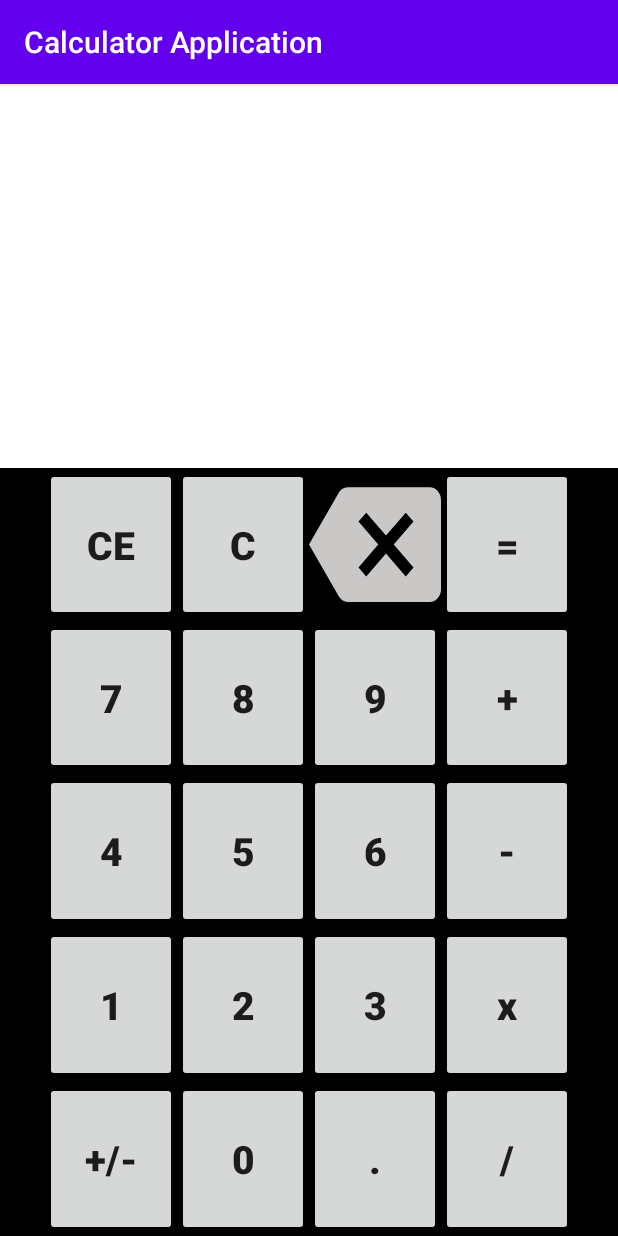
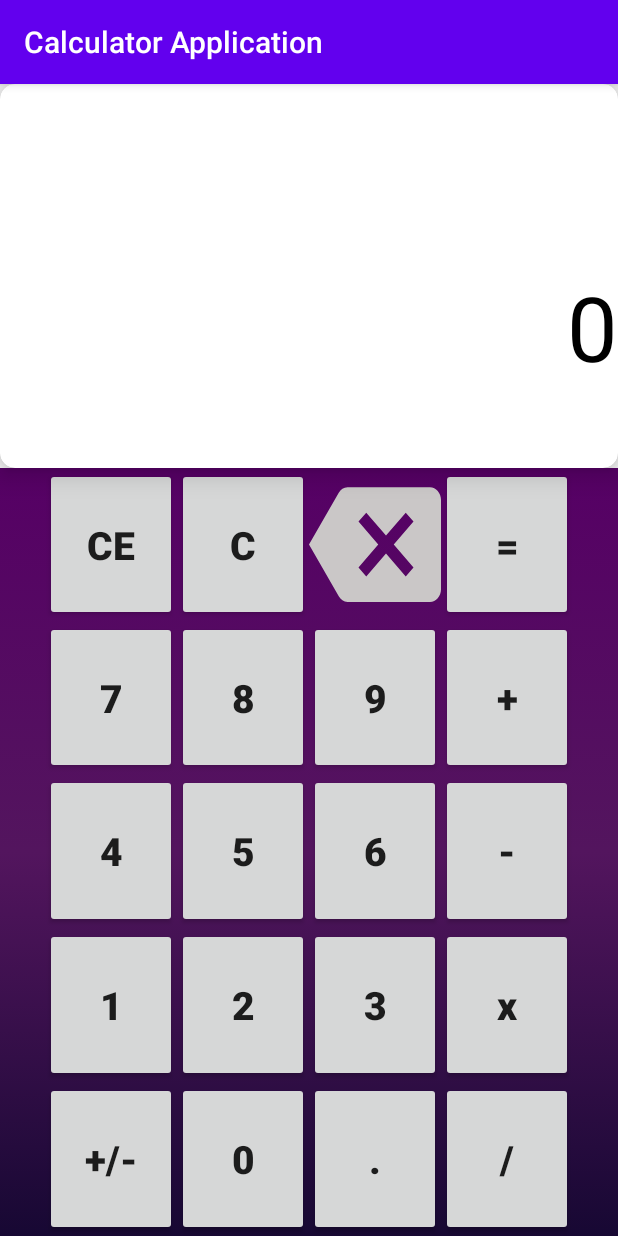
Before and after one commit to AhmadMamduhh/Calculator_Application, an Android app: the screen it shows after launch (MainActivity), on a phone screen of 412 x 824 dp. Run offline under Robolectric (Android 15) with nearby library versions, the phone set to English and light mode, and no system bars.

Commit message:
Added output textview and adjusted some colors for the layouts

```diff
--- a/app/build.gradle
+++ b/app/build.gradle
@@ -30,6 +30,7 @@ dependencies {
     implementation 'androidx.core:core-ktx:1.3.1'
     implementation 'androidx.appcompat:appcompat:1.1.0'
     implementation 'androidx.constraintlayout:constraintlayout:1.1.3'
+    implementation 'androidx.cardview:cardview:1.0.0'
     testImplementation 'junit:junit:4.12'
     androidTestImplementation 'androidx.test.ext:junit:1.1.1'
     androidTestImplementation 'androidx.test.espresso:espresso-core:3.2.0'
--- /dev/null
+++ b/app/src/main/res/drawable/button_round.xml
@@ -0,0 +1,14 @@
+<?xml version="1.0" encoding="utf-8"?>
+<selector xmlns:android="http://schemas.android.com/apk/res/android">
+    <item>
+        <shape android:shape="rectangle">
+            <gradient android:angle="180"
+                android:endColor="#03A9F4"
+                android:startColor="#03A9F4"
+                android:type="linear" />
+
+            <corners android:radius="16dp"/>
+            <stroke android:color="#5A5A5A" android:width="2dp"/>
+        </shape>
+    </item>
+</selector>
--- /dev/null
+++ b/app/src/main/res/drawable/gradient_background.xml
@@ -0,0 +1,12 @@
+<?xml version="1.0" encoding="utf-8"?>
+<selector xmlns:android="http://schemas.android.com/apk/res/android">
+    <item>
+        <shape>
+            <gradient android:angle="90"
+                android:endColor="#560065"
+                android:centerColor="#53155E"
+                android:startColor="#170833"
+                android:type="linear" />
+        </shape>
+    </item>
+</selector>
--- a/app/src/main/res/layout/activity_main.xml
+++ b/app/src/main/res/layout/activity_main.xml
@@ -2,33 +2,56 @@
 <LinearLayout xmlns:android="http://schemas.android.com/apk/res/android"
     xmlns:app="http://schemas.android.com/apk/res-auto"
     xmlns:tools="http://schemas.android.com/tools"
-    android:orientation="vertical"
     android:layout_width="match_parent"
     android:layout_height="match_parent"
+    android:orientation="vertical"
     tools:context=".MainActivity">
 
-    <TextView
-        android:id="@+id/resultText"
+
+    <androidx.cardview.widget.CardView
         android:layout_width="match_parent"
         android:layout_height="0dp"
         android:layout_weight="1"
-        android:background="#FFFFFF"/>
+        app:cardCornerRadius="10dp"
+        app:cardElevation="10dp">
+
+        <androidx.constraintlayout.widget.ConstraintLayout
+            android:layout_width="match_parent"
+            android:layout_height="match_parent">
+
+            <TextView
+                android:id="@+id/resultText"
+                android:layout_width="match_parent"
+                android:layout_height="70dp"
+                android:text="@string/zero"
+                android:textAlignment="textEnd"
+                android:textColor="#000"
+                android:textSize="60sp"
+                app:layout_constraintBottom_toBottomOf="parent"
+                app:layout_constraintEnd_toEndOf="parent"
+                app:layout_constraintHorizontal_bias="0.0"
+                app:layout_constraintStart_toStartOf="parent"
+                app:layout_constraintTop_toTopOf="parent"
+                app:layout_constraintVertical_bias="0.652" />
+
+        </androidx.constraintlayout.widget.ConstraintLayout>
+
+    </androidx.cardview.widget.CardView>
 
     <LinearLayout
-        android:paddingStart="30dp"
-        android:paddingEnd="30dp"
-        android:orientation="vertical"
         android:layout_width="match_parent"
         android:layout_height="0dp"
         android:layout_weight="2"
-        android:background="#000000">
+        android:background="@drawable/gradient_background"
+        android:orientation="vertical"
+        android:paddingStart="30dp"
+        android:paddingEnd="30dp">
 
         <LinearLayout
-            android:orientation="horizontal"
             android:layout_width="match_parent"
             android:layout_height="0dp"
             android:layout_weight="1"
-  >
+            android:orientation="horizontal">
 
             <Button
                 android:id="@+id/ceBtn"
@@ -36,7 +59,7 @@
                 android:layout_height="match_parent"
                 android:text="@string/CE"
                 android:textSize="26sp"
-                android:textStyle="bold"/>
+                android:textStyle="bold" />
 
             <Button
                 android:id="@+id/cBtn"
@@ -44,7 +67,7 @@
                 android:layout_height="match_parent"
                 android:text="@string/C"
                 android:textSize="26sp"
-                android:textStyle="bold"/>
+                android:textStyle="bold" />
 
             <Button
                 android:id="@+id/removeBtn"
@@ -53,7 +76,7 @@
                 android:background="@drawable/ic_baseline_backspace_24"
                 android:backgroundTint="#CAC7C7"
                 android:textSize="26sp"
-                android:textStyle="bold"/>
+                android:textStyle="bold" />
 
             <Button
                 android:id="@+id/equalsBtn"
@@ -61,15 +84,15 @@
                 android:layout_height="match_parent"
                 android:text="@string/equal"
                 android:textSize="26sp"
-                android:textStyle="bold"/>
+                android:textStyle="bold" />
 
         </LinearLayout>
 
         <LinearLayout
-            android:orientation="horizontal"
             android:layout_width="match_parent"
             android:layout_height="0dp"
-            android:layout_weight="1">
+            android:layout_weight="1"
+            android:orientation="horizontal">
 
             <Button
                 android:id="@+id/sevenBtn"
@@ -77,7 +100,7 @@
                 android:layout_height="match_parent"
                 android:text="@string/seven"
                 android:textSize="26sp"
-                android:textStyle="bold"/>
+                android:textStyle="bold" />
 
             <Button
                 android:id="@+id/eightBtn"
@@ -85,7 +108,7 @@
                 android:layout_height="match_parent"
                 android:text="@string/eight"
                 android:textSize="26sp"
-                android:textStyle="bold"/>
+                android:textStyle="bold" />
 
             <Button
                 android:id="@+id/nineBtn"
@@ -93,7 +116,7 @@
                 android:layout_height="match_parent"
                 android:text="@string/nine"
                 android:textSize="26sp"
-                android:textStyle="bold"/>
+                android:textStyle="bold" />
 
             <Button
                 android:id="@+id/plusBtn"
@@ -101,15 +124,15 @@
                 android:layout_height="match_parent"
                 android:text="@string/plus"
                 android:textSize="26sp"
-                android:textStyle="bold"/>
+                android:textStyle="bold" />
 
         </LinearLayout>
 
         <LinearLayout
-            android:orientation="horizontal"
             android:layout_width="match_parent"
             android:layout_height="0dp"
-            android:layout_weight="1">
+            android:layout_weight="1"
+            android:orientation="horizontal">
 
             <Button
                 android:id="@+id/fourBtn"
@@ -117,7 +140,7 @@
                 android:layout_height="match_parent"
                 android:text="@string/four"
                 android:textSize="26sp"
-                android:textStyle="bold"/>
+                android:textStyle="bold" />
 
             <Button
                 android:id="@+id/fiveBtn"
@@ -125,7 +148,7 @@
                 android:layout_height="match_parent"
                 android:text="@string/five"
                 android:textSize="26sp"
-                android:textStyle="bold"/>
+                android:textStyle="bold" />
 
             <Button
                 android:id="@+id/sixBtn"
@@ -133,7 +156,7 @@
                 android:layout_height="match_parent"
                 android:text="@string/six"
                 android:textSize="26sp"
-                android:textStyle="bold"/>
+                android:textStyle="bold" />
 
             <Button
                 android:id="@+id/minusBtn"
@@ -141,15 +164,15 @@
                 android:layout_height="match_parent"
                 android:text="@string/minus"
                 android:textSize="26sp"
-                android:textStyle="bold"/>
+                android:textStyle="bold" />
 
         </LinearLayout>
 
         <LinearLayout
-            android:orientation="horizontal"
             android:layout_width="match_parent"
             android:layout_height="0dp"
-            android:layout_weight="1">
+            android:layout_weight="1"
+            android:orientation="horizontal">
 
             <Button
                 android:id="@+id/oneBtn"
@@ -157,7 +180,7 @@
                 android:layout_height="match_parent"
                 android:text="@string/one"
                 android:textSize="26sp"
-                android:textStyle="bold"/>
+                android:textStyle="bold" />
 
             <Button
                 android:id="@+id/twoBtn"
@@ -165,7 +188,7 @@
                 android:layout_height="match_parent"
                 android:text="@string/two"
                 android:textSize="26sp"
-                android:textStyle="bold"/>
+                android:textStyle="bold" />
 
             <Button
                 android:id="@+id/threeBtn"
@@ -173,23 +196,24 @@
                 android:layout_height="match_parent"
                 android:text="@string/three"
                 android:textSize="26sp"
-                android:textStyle="bold"/>
+                android:textStyle="bold" />
 
             <Button
                 android:id="@+id/timesBtn"
                 android:layout_width="wrap_content"
                 android:layout_height="match_parent"
                 android:text="@string/times"
+                android:textAllCaps="false"
                 android:textSize="26sp"
-                android:textAllCaps="false"
-                android:textStyle="bold"/>
+                android:textStyle="bold" />
 
         </LinearLayout>
+
         <LinearLayout
-            android:orientation="horizontal"
             android:layout_width="match_parent"
             android:layout_height="0dp"
-            android:layout_weight="1">
+            android:layout_weight="1"
+            android:orientation="horizontal">
 
             <Button
                 android:id="@+id/posNegBtn"
@@ -197,7 +221,7 @@
                 android:layout_height="match_parent"
                 android:text="@string/posOrNeg"
                 android:textSize="26sp"
-                android:textStyle="bold"/>
+                android:textStyle="bold" />
 
             <Button
                 android:id="@+id/zeroBtn"
@@ -205,7 +229,7 @@
                 android:layout_height="match_parent"
                 android:text="@string/zero"
                 android:textSize="26sp"
-                android:textStyle="bold"/>
+                android:textStyle="bold" />
 
             <Button
                 android:id="@+id/decimalBtn"
@@ -213,7 +237,7 @@
                 android:layout_height="match_parent"
                 android:text="@string/decimal"
                 android:textSize="26sp"
-                android:textStyle="bold"/>
+                android:textStyle="bold" />
 
             <Button
                 android:id="@+id/divisonBtn"
@@ -221,12 +245,9 @@
                 android:layout_height="match_parent"
                 android:text="@string/divide"
                 android:textSize="26sp"
-                android:textStyle="bold"/>
+                android:textStyle="bold" />
 
         </LinearLayout>
-
-
-
 
 
     </LinearLayout>
```
